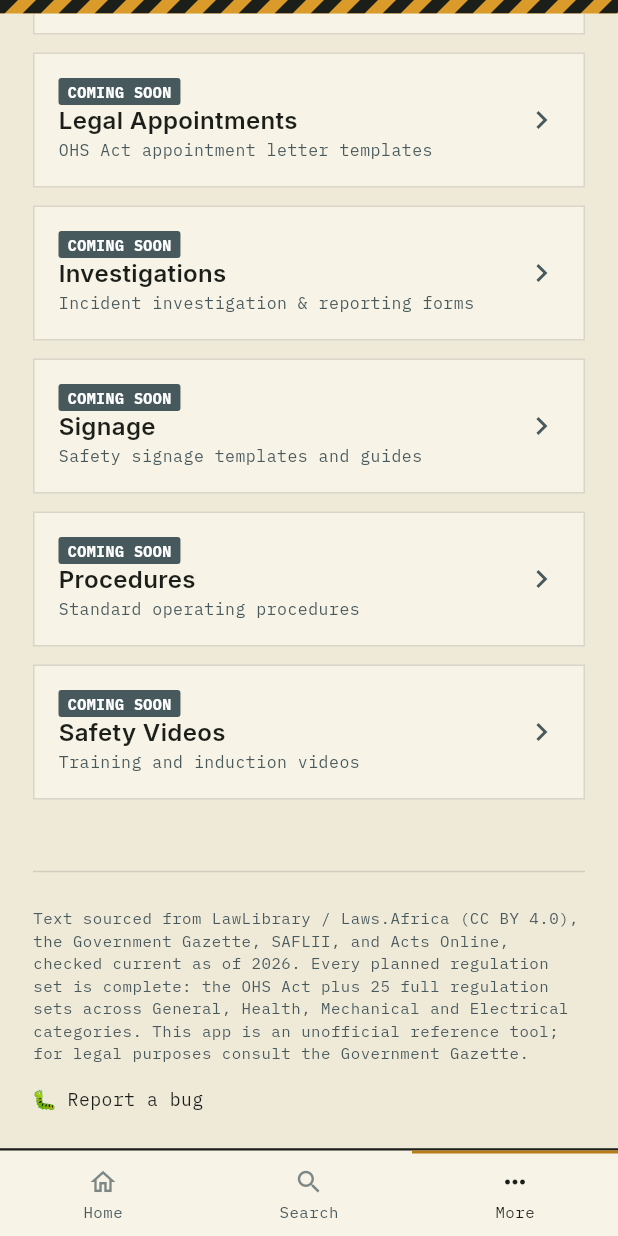
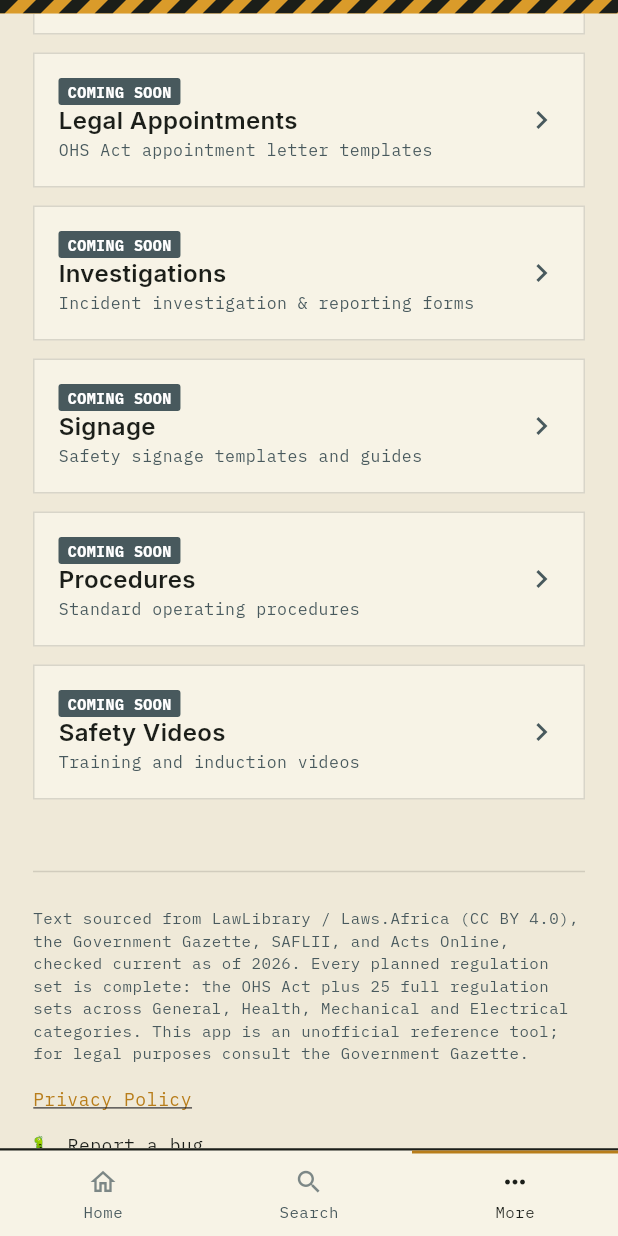
Before and after one commit to kylehenry2014-pixel/Osh-act-app, a Flutter app: the screen it shows after launch, item 3 of the bottom bar chosen, scrolled down 690 dp, on a phone screen of 412 x 824 dp. Run offline on Flutter 3.47's test engine with Material 3 defaults, Android fonts, the phone set to English and light mode, and no system bars; our stand-ins replace cloud_firestore, cloud_functions, connectivity_plus, firebase_auth, firebase_core, flutter_local_notifications and 8 more; missing offline and left inert: flutter_file_dialog; accounts and stored records are empty; network calls fail.

Commit message:
bump version to 5

```diff
--- a/lib/screens/more_screen.dart
+++ b/lib/screens/more_screen.dart
@@ -1,5 +1,6 @@
 import 'package:flutter/material.dart';
 import 'package:http/http.dart' as http;
+import 'package:url_launcher/url_launcher.dart';
 import '../theme/app_theme.dart';
 import '../data/ad_service.dart';
 import '../data/connectivity_service.dart';
@@ -13,6 +14,7 @@ import 'subscription_screen.dart';
 import 'toolbox_talks_screen.dart';
 
 const String _kFormspreeEndpoint = 'https://formspree.io/f/mkjwqjze';
+const String _kPrivacyPolicyUrl = 'https://ohs-act-app.web.app/privacy.html';
 
 class MoreScreen extends StatefulWidget {
   const MoreScreen({super.key});
@@ -41,6 +43,25 @@ class _MoreScreenState extends State<MoreScreen> {
     ScaffoldMessenger.of(context).showSnackBar(
       SnackBar(content: Text('$featureName is coming soon.')),
     );
+  }
+
+  Future<void> _openPrivacyPolicy() async {
+    var launched = false;
+    try {
+      launched = await launchUrl(
+        Uri.parse(_kPrivacyPolicyUrl),
+        mode: LaunchMode.externalApplication,
+      );
+    } catch (_) {
+      launched = false;
+    }
+    if (!launched && mounted) {
+      ScaffoldMessenger.of(context).showSnackBar(
+        const SnackBar(
+          content: Text('Could not open the privacy policy. Please try again.'),
+        ),
+      );
+    }
   }
 
   Future<bool?> _confirmWatchAds(int adCount, String actionLabel) {
@@ -423,6 +444,15 @@ class _MoreScreenState extends State<MoreScreen> {
                   style: AppText.label(size: 10.5),
                 ),
                 const SizedBox(height: 14),
+                InkWell(
+                  onTap: _openPrivacyPolicy,
+                  child: Text(
+                    'Privacy Policy',
+                    style: AppText.label(size: 12, color: AppColors.amberDeep)
+                        .copyWith(decoration: TextDecoration.underline),
+                  ),
+                ),
+                const SizedBox(height: 14),
                 _BugReportSection(
                   open: _bugFormOpen,
                   onToggle: () => setState(() => _bugFormOpen = !_bugFormOpen),
--- a/pubspec.yaml
+++ b/pubspec.yaml
@@ -1,7 +1,7 @@
 name: ohs_act_regulations
 description: "OHS Act & Regulations - South African occupational health and safety reference app"
 publish_to: 'none'
-version: 1.0.0+4
+version: 1.0.0+5
 
 environment:
   sdk: '>=3.3.0 <4.0.0'
```
